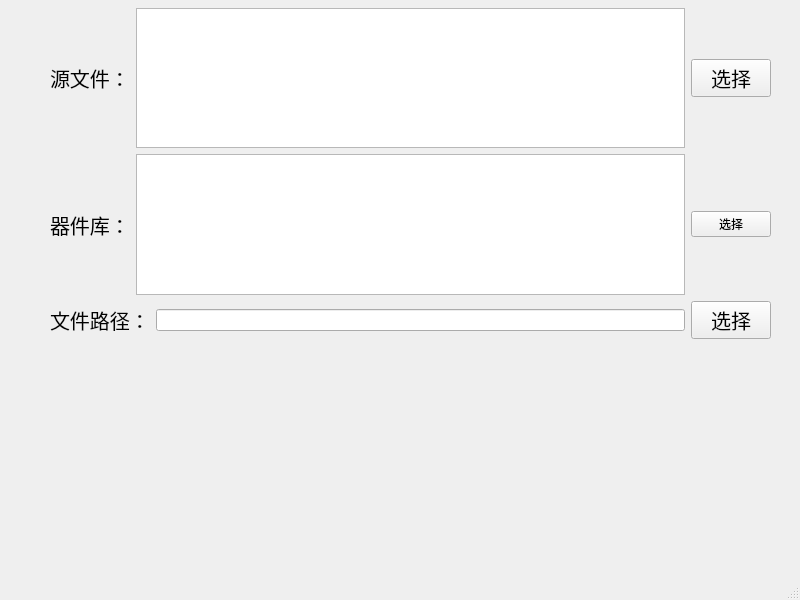
Above: mainwindow.ui from shandanflora/CreateStandardFile before the change. Below: the same form after it.
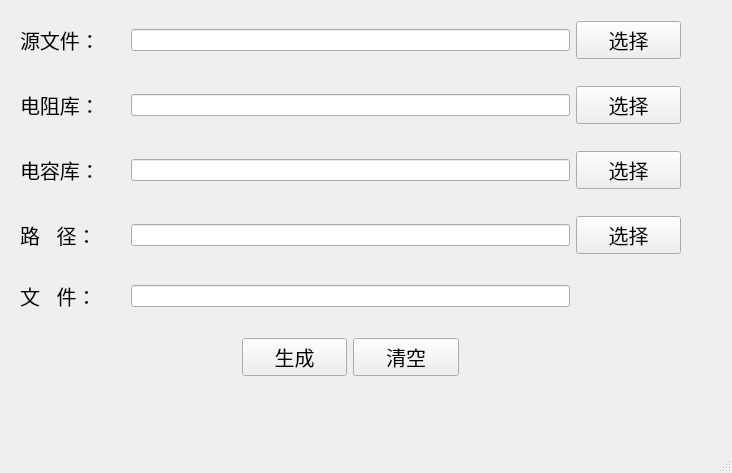
That is the form after the change. Icons and pictures are not drawn.

```diff
--- a/mainwindow.ui
+++ b/mainwindow.ui
@@ -6,8 +6,8 @@
    <rect>
     <x>0</x>
     <y>0</y>
-    <width>800</width>
-    <height>600</height>
+    <width>732</width>
+    <height>473</height>
    </rect>
   </property>
   <property name="windowTitle">
@@ -21,16 +21,86 @@
    <widget class="QWidget" name="">
     <property name="geometry">
      <rect>
-      <x>50</x>
-      <y>8</y>
-      <width>721</width>
-      <height>331</height>
+      <x>20</x>
+      <y>0</y>
+      <width>661</width>
+      <height>401</height>
      </rect>
     </property>
-    <layout class="QVBoxLayout" name="verticalLayout">
-     <item>
-      <layout class="QHBoxLayout" name="horizontalLayout">
-       <item>
+    <layout class="QGridLayout" name="gridLayout" columnstretch="0,0,0,0,0,0">
+     <item row="3" column="0">
+      <widget class="QLabel" name="label_obj">
+       <property name="font">
+        <font>
+         <pointsize>15</pointsize>
+        </font>
+       </property>
+       <property name="text">
+        <string>路   径：</string>
+       </property>
+      </widget>
+     </item>
+     <item row="2" column="1" colspan="4">
+      <widget class="QLineEdit" name="lineEdit_cap"/>
+     </item>
+     <item row="1" column="5">
+      <widget class="QPushButton" name="btn_search_res">
+       <property name="font">
+        <font>
+         <pointsize>15</pointsize>
+        </font>
+       </property>
+       <property name="text">
+        <string>选择</string>
+       </property>
+      </widget>
+     </item>
+     <item row="3" column="1" colspan="4">
+      <widget class="QLineEdit" name="lineEdit_path"/>
+     </item>
+     <item row="3" column="5">
+      <widget class="QPushButton" name="btn_obj_path">
+       <property name="font">
+        <font>
+         <pointsize>15</pointsize>
+        </font>
+       </property>
+       <property name="text">
+        <string>选择</string>
+       </property>
+      </widget>
+     </item>
+     <item row="0" column="5">
+      <widget class="QPushButton" name="btn_src">
+       <property name="font">
+        <font>
+         <pointsize>15</pointsize>
+        </font>
+       </property>
+       <property name="text">
+        <string>选择</string>
+       </property>
+      </widget>
+     </item>
+     <item row="0" column="1" colspan="4">
+      <widget class="QLineEdit" name="lineEdit_src_file"/>
+     </item>
+     <item row="6" column="2">
+      <widget class="QPushButton" name="btn_gen">
+       <property name="font">
+        <font>
+         <pointsize>15</pointsize>
+        </font>
+       </property>
+       <property name="text">
+        <string>生成</string>
+       </property>
+      </widget>
+     </item>
+     <item row="1" column="1" colspan="4">
+      <widget class="QLineEdit" name="lineEdit_res"/>
+     </item>
+     <item row="0" column="0">
         <widget class="QLabel" name="label_src">
          <property name="font">
           <font>
@@ -42,11 +112,8 @@
          </property>
         </widget>
        </item>
-       <item>
-        <widget class="QTextEdit" name="edit_src"/>
-       </item>
-       <item>
-        <widget class="QPushButton" name="btn_src">
+     <item row="2" column="5">
+      <widget class="QPushButton" name="btn_search_cap">
          <property name="font">
           <font>
            <pointsize>15</pointsize>
@@ -57,11 +124,19 @@
          </property>
         </widget>
        </item>
-      </layout>
+     <item row="2" column="0">
+      <widget class="QLabel" name="label">
+       <property name="font">
+        <font>
+         <pointsize>15</pointsize>
+        </font>
+       </property>
+       <property name="text">
+        <string>电容库：</string>
+       </property>
+      </widget>
      </item>
-     <item>
-      <layout class="QHBoxLayout" name="horizontalLayout_3">
-       <item>
+     <item row="1" column="0">
         <widget class="QLabel" name="label_search">
          <property name="font">
           <font>
@@ -69,52 +144,36 @@
           </font>
          </property>
          <property name="text">
-          <string>器件库：</string>
+        <string>电阻库：</string>
          </property>
         </widget>
        </item>
-       <item>
-        <widget class="QListView" name="listView"/>
-       </item>
-       <item>
-        <widget class="QPushButton" name="btn_search">
-         <property name="text">
-          <string>选择</string>
-         </property>
-        </widget>
-       </item>
-      </layout>
-     </item>
-     <item>
-      <layout class="QHBoxLayout" name="horizontalLayout_2">
-       <item>
-        <widget class="QLabel" name="label_obj">
+     <item row="5" column="0">
+      <widget class="QLabel" name="label_2">
          <property name="font">
           <font>
            <pointsize>15</pointsize>
           </font>
          </property>
          <property name="text">
-          <string>文件路径：</string>
+        <string>文   件：</string>
          </property>
         </widget>
        </item>
-       <item>
-        <widget class="QLineEdit" name="edit_path"/>
-       </item>
-       <item>
-        <widget class="QPushButton" name="btn_obj">
+     <item row="6" column="3">
+      <widget class="QPushButton" name="btn_clear">
          <property name="font">
           <font>
            <pointsize>15</pointsize>
           </font>
          </property>
          <property name="text">
-          <string>选择</string>
+        <string>清空</string>
          </property>
         </widget>
        </item>
-      </layout>
+     <item row="5" column="1" colspan="4">
+      <widget class="QLineEdit" name="lineEdit_file_name"/>
      </item>
     </layout>
    </widget>
```
Left out of the diff: 6 changed lines with no effect on the pictures. Lines whose indentation alone changed are shown as unchanged.
